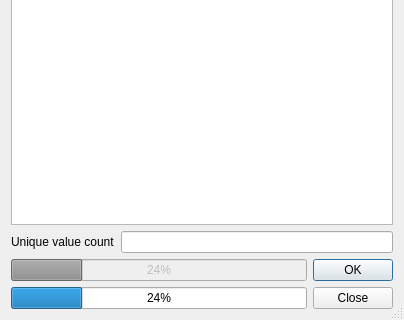
Old version of the form qgis/python/plugins/fTools/tools/frmVisual.ui in the repository sourcepole/qgis; both pictures show x 0 to 404 and y 165 to 485 of the 404 by 485 pixel window.
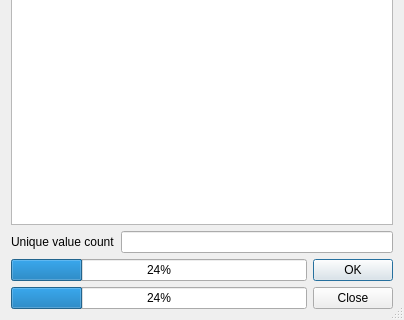
New version of the form.

Commit message: Basic statistics tool should no longer crash with PostGIS layers. Also adds support for varchar, char, and text fields (PostGIS layers). Should fix #2510

Patch:
```diff
--- a/qgis/python/plugins/fTools/tools/frmVisual.ui
+++ b/qgis/python/plugins/fTools/tools/frmVisual.ui
@@ -147,15 +147,9 @@
    </item>
    <item row="8" column="0">
     <widget class="QProgressBar" name="partProgressBar">
-     <property name="enabled">
-      <bool>false</bool>
-     </property>
      <property name="value">
       <number>24</number>
      </property>
-     <property name="alignment">
-      <set>Qt::AlignCenter</set>
-     </property>
     </widget>
    </item>
   </layout>
```
Left out of the diff: 40 changed lines with no effect on the pictures. The commit also changes 1 other file.
